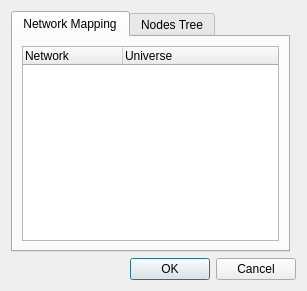
This is plugins/artnet/configureartnet.ui in mcallegari/qlcplus as Qt 5 draws it before an edit. The edited form follows.
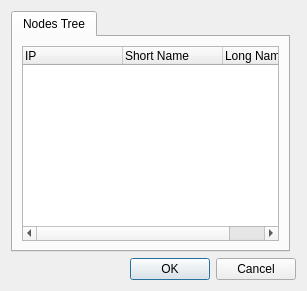
This is the edited form.

Commit message:
Plugins: ArtNet and E1.31 now support up to 65535 universe
InputOutputMap: dump universes send only used channels
SimpleDesk: fixed crashes on universe add and on limited number of channels

```diff
--- a/plugins/artnet/configureartnet.ui
+++ b/plugins/artnet/configureartnet.ui
@@ -19,33 +19,6 @@
      <property name="currentIndex">
       <number>0</number>
      </property>
-     <widget class="QWidget" name="tab">
-      <attribute name="title">
-       <string>Network Mapping</string>
-      </attribute>
-      <layout class="QVBoxLayout" name="verticalLayout">
-       <item>
-        <widget class="QTreeWidget" name="m_outputTree">
-         <property name="alternatingRowColors">
-          <bool>true</bool>
-         </property>
-         <property name="rootIsDecorated">
-          <bool>false</bool>
-         </property>
-         <column>
-          <property name="text">
-           <string>Network</string>
-          </property>
-         </column>
-         <column>
-          <property name="text">
-           <string>Universe</string>
-          </property>
-         </column>
-        </widget>
-       </item>
-      </layout>
-     </widget>
      <widget class="QWidget" name="tab_2">
       <attribute name="title">
        <string>Nodes Tree</string>
```
The commit also changes 51 other files.
